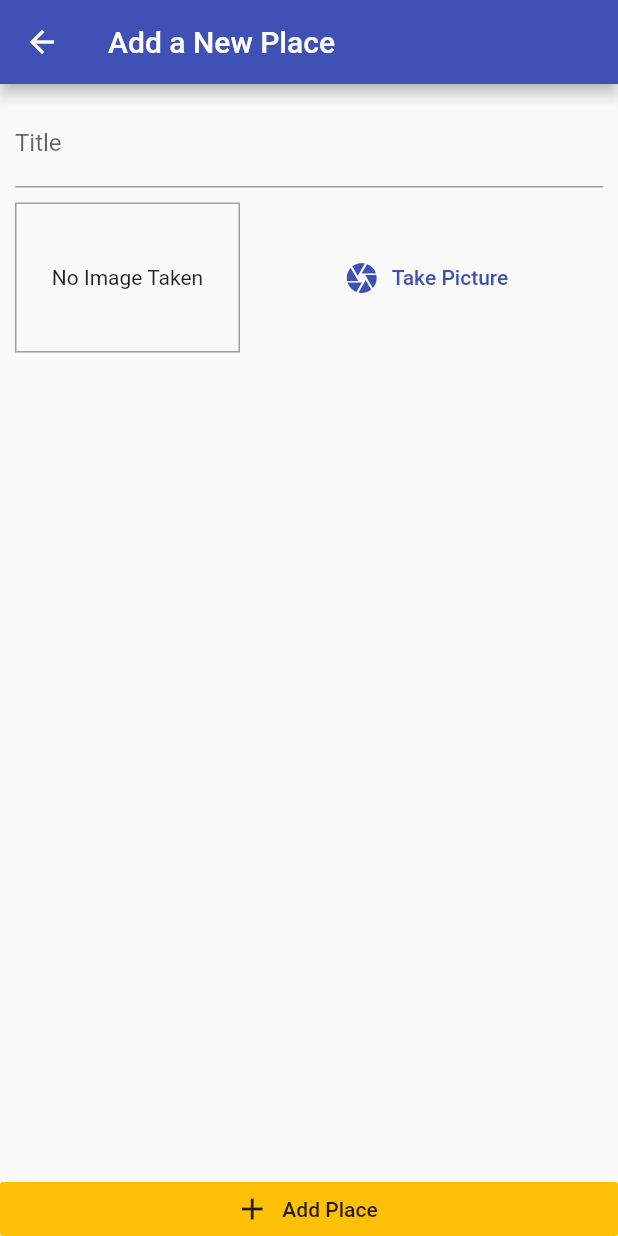
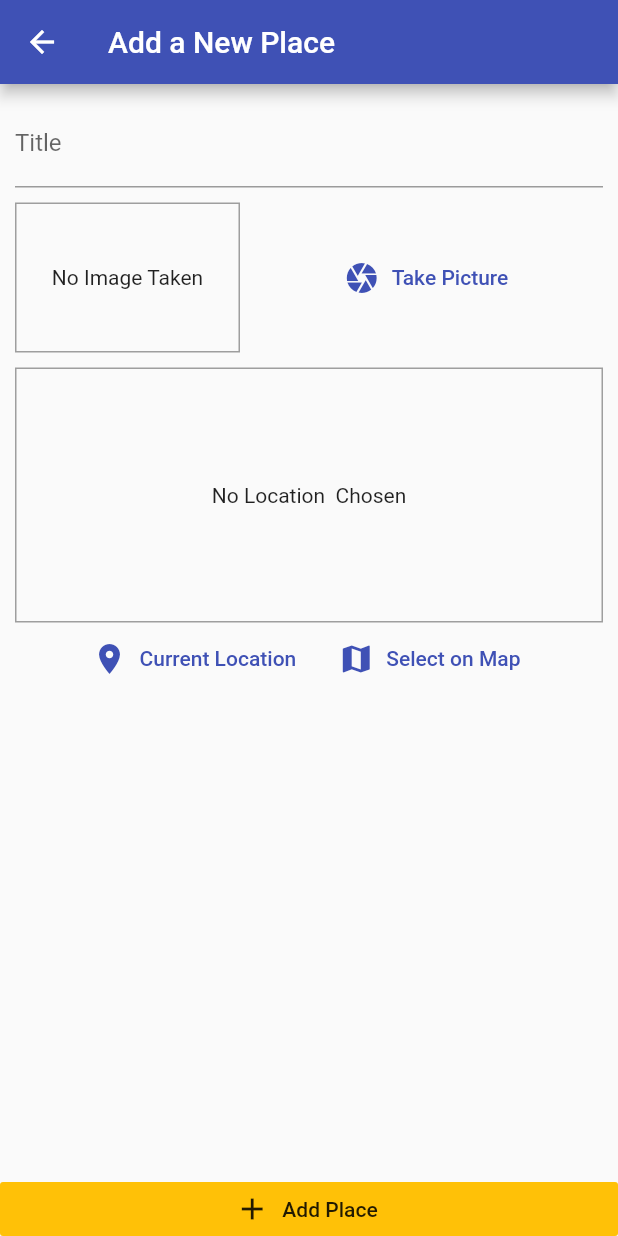
Before and after one commit to BunlaiKek/great_places_app, a Flutter app: the AddPlaceScreen screen opened by its route, on a phone screen of 412 x 824 dp. Run offline on Flutter 3.47's test engine with Material 2 defaults, Android fonts, the phone set to English and light mode, and no system bars; our stand-ins replace image_picker, location, sqflite; accounts and stored records are empty.

Commit message:
finish lecture 299

```diff
--- /dev/null
+++ b/lib/helpers/location_helper.dart
@@ -0,0 +1,8 @@
+const GOOGLE_API_KEY = 'AIzaSyBQs6Hu5zFNG61yfcn-YEEnBoWf_Ifspo0';
+
+class LocationHelper {
+  static String generateLocationPreviewImage(
+      {double latitude, double longitude}) {
+    return 'https://maps.googleapis.com/maps/api/staticmap?center=$latitude,$longitude&zoom=13&size=600x300&maptype=roadmap&markers=color:red%7Clabel:C%7C$latitude,$longitude&key=$GOOGLE_API_KEY';
+  }
+}
--- a/lib/screens/add_place_screen.dart
+++ b/lib/screens/add_place_screen.dart
@@ -2,6 +2,7 @@ import 'dart:io';
 import 'package:flutter/material.dart';
 import 'package:provider/provider.dart';
 import '../widgets/image_input.dart';
+import '../widgets/location_input.dart';
 import '../providers/great_places.dart';
 
 class AddPlaceScreen extends StatefulWidget {
@@ -52,6 +53,10 @@ class _AddPlaceScreenState extends State<AddPlaceScreen> {
                       height: 10,
                     ),
                     ImageInput(_selectImage),
+                    SizedBox(
+                      height: 10,
+                    ),
+                    LocationInput(),
                   ],
                 ),
               ),
--- /dev/null
+++ b/lib/widgets/location_input.dart
@@ -0,0 +1,61 @@
+import 'package:flutter/material.dart';
+import 'package:location/location.dart';
+import '../helpers/location_helper.dart';
+
+class LocationInput extends StatefulWidget {
+  @override
+  _LocationInputState createState() => _LocationInputState();
+}
+
+class _LocationInputState extends State<LocationInput> {
+  String _previewImageUrl;
+
+  Future<void> _getCurrentUserLocation() async {
+    final locationData = await Location().getLocation();
+    LocationHelper.generateLocationPreviewImage(
+        latitude: locationData.latitude, longitude: locationData.longitude);
+  }
+
+  @override
+  Widget build(BuildContext context) {
+    return Column(
+      children: [
+        Container(
+          height: 170,
+          width: double.infinity,
+          alignment: Alignment.center,
+          decoration: BoxDecoration(
+            border: Border.all(width: 1, color: Colors.grey),
+          ),
+          child: _previewImageUrl == null
+              ? Text(
+                  'No Location  Chosen',
+                  textAlign: TextAlign.center,
+                )
+              : Image.network(
+                  _previewImageUrl,
+                  fit: BoxFit.cover,
+                  width: double.infinity,
+                ),
+        ),
+        Row(
+          mainAxisAlignment: MainAxisAlignment.center,
+          children: [
+            FlatButton.icon(
+              onPressed: _getCurrentUserLocation,
+              icon: Icon(Icons.location_on),
+              label: Text('Current Location'),
+              textColor: Theme.of(context).primaryColor,
+            ),
+            FlatButton.icon(
+              onPressed: () {},
+              icon: Icon(Icons.map),
+              label: Text('Select on Map'),
+              textColor: Theme.of(context).primaryColor,
+            ),
+          ],
+        ),
+      ],
+    );
+  }
+}
--- a/pubspec.yaml
+++ b/pubspec.yaml
@@ -28,6 +28,7 @@ dependencies:
   path_provider: ^1.6.24
   path: ^1.7.0
   sqflite: ^1.3.2+1
+  location: ^3.2.1
 
 
   # The following adds the Cupertino Icons font to your application.
```
Also changed, not shown: pubspec.lock, 2 other files.
